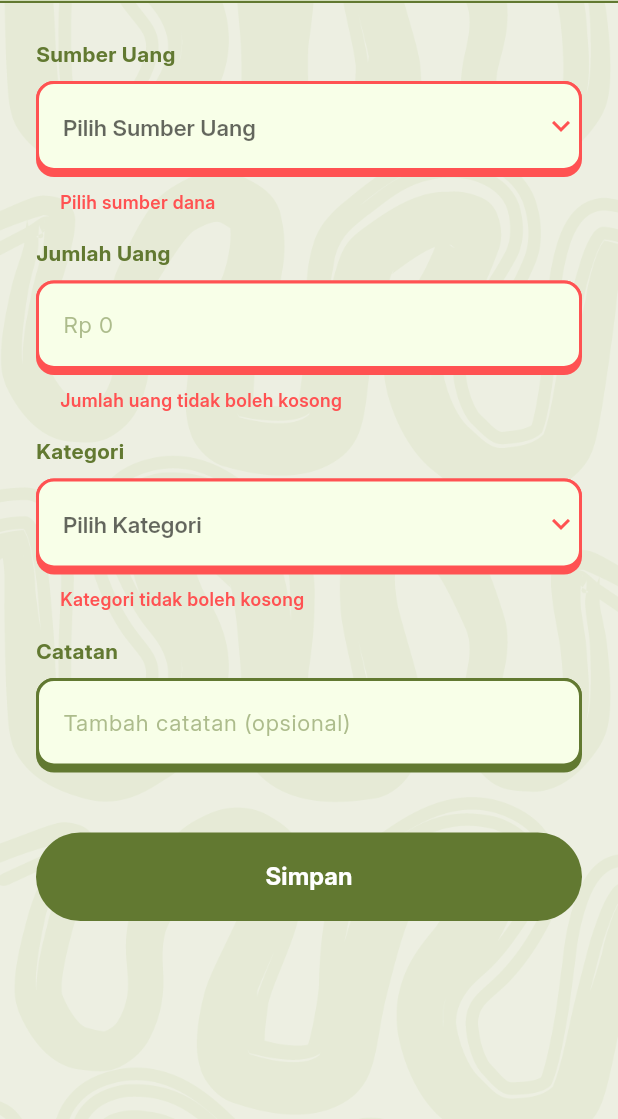
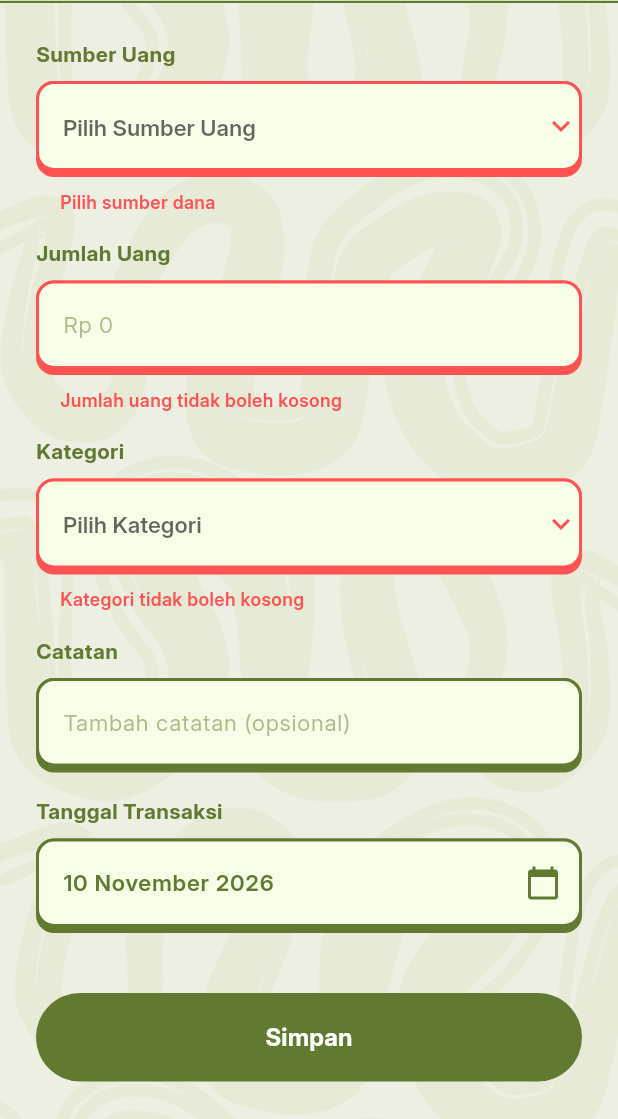
Before and after one commit to ElFahrezaSufi/Teenancial, a Flutter app: the TransactionFormScreen screen opened directly with empty values, after a tap on "Simpan", on a phone screen of 412 x 824 dp, the part 117-1236 px from its top. Run offline on Flutter 3.47's test engine with Material 3 defaults, Android fonts, the phone set to English and light mode, and no system bars; our stand-ins replace cached_network_image, cloud_firestore, firebase_auth, firebase_core, flutter_local_notifications, flutter_svg and 6 more; accounts and stored records are empty.

Commit message:
feat(transaction): allow choosing transaction date and use day-based period bounds

```diff
--- a/lib/screens/riwayat_screen.dart
+++ b/lib/screens/riwayat_screen.dart
@@ -10,6 +10,7 @@ import '../services/local_storage_service.dart';
 import '../theme/app_colors.dart';
 import '../utils/confirm_dialog.dart';
 import '../utils/currency_formatter.dart';
+import '../utils/date_helper.dart';
 import '../utils/error_mapper.dart';
 import '../widgets/common/async_state_view.dart';
 import '../widgets/common/custom_app_bar.dart';
@@ -23,13 +24,7 @@ class RiwayatScreen extends StatefulWidget {
   const RiwayatScreen({super.key});
 
   static DateTime cutoffForFilter(int filterIndex) {
-    final now = DateTime.now();
-    if (filterIndex == 0) {
-      return now.subtract(const Duration(days: 7));
-    } else if (filterIndex == 1) {
-      return now.subtract(const Duration(days: 30));
-    }
-    return now.subtract(const Duration(days: 365));
+    return DateHelper.periodStartForFilter(filterIndex);
   }
 
   static List<TransactionGroupData> buildFilteredGroups(
@@ -38,7 +33,7 @@ class RiwayatScreen extends StatefulWidget {
   ) {
     final cutoff = cutoffForFilter(filterIndex);
     final filtered =
-        allTransactions.where((t) => t.date.isAfter(cutoff)).toList();
+        allTransactions.where((t) => !t.date.isBefore(cutoff)).toList();
     if (filtered.isEmpty) return [];
 
     final Map<String, List<TransactionModel>> groups = {};
@@ -176,7 +171,7 @@ class _RiwayatScreenState extends State<RiwayatScreen> {
 
     final cutoff = RiwayatScreen.cutoffForFilter(_selectedFilter);
     final filteredAsc =
-        allTransactions.where((t) => t.date.isAfter(cutoff)).toList()
+        allTransactions.where((t) => !t.date.isBefore(cutoff)).toList()
           ..sort((a, b) => a.date.compareTo(b.date));
 
     final double currentTotalSaldo = dompetProvider.totalSaldo;
--- a/lib/utils/date_helper.dart
+++ b/lib/utils/date_helper.dart
@@ -43,6 +43,20 @@ class DateHelper {
     );
   }
 
+  /// Mengembalikan awal hari (`00:00:00`) untuk batas bawah filter periode Riwayat:
+  /// - `0` (Mingguan): hari ini + 6 hari kalender sebelumnya (total 7 hari)
+  /// - `1` (Bulanan): hari ini + 29 hari kalender sebelumnya (total 30 hari)
+  /// - `2` (Tahunan): hari ini + 364 hari kalender sebelumnya (total 365 hari)
+  static DateTime periodStartForFilter(int filterIndex, {DateTime? now}) {
+    final today = dateOnly(now ?? DateTime.now());
+    if (filterIndex == 0) {
+      return today.subtract(const Duration(days: 6));
+    } else if (filterIndex == 1) {
+      return today.subtract(const Duration(days: 29));
+    }
+    return today.subtract(const Duration(days: 364));
+  }
+
   /// Format tanggal panjang Bahasa Indonesia (mis. `31 Desember 2026`).
   static String formatLong(DateTime date) {
     return _formatSafe('dd MMMM yyyy', date);
--- a/lib/widgets/transaction/transaction_form_screen.dart
+++ b/lib/widgets/transaction/transaction_form_screen.dart
@@ -8,9 +8,11 @@ import '../../providers/dompet_provider.dart';
 import '../../providers/transaction_provider.dart';
 import '../../theme/app_colors.dart';
 import '../../utils/currency_formatter.dart';
+import '../../utils/date_helper.dart';
 import '../../utils/error_mapper.dart';
 import '../common/custom_dropdown_field.dart';
 import '../common/custom_text_field.dart';
+import '../common/date_picker_field.dart';
 import '../common/primary_button.dart';
 import 'dompet_selection_dropdown.dart';
 import 'transaction_scaffold.dart';
@@ -36,6 +38,7 @@ class _TransactionFormScreenState extends State<TransactionFormScreen> {
 
   String? _selectedDompetId;
   String? _selectedCategoryId;
+  DateTime _selectedTransactionDate = DateTime.now();
   bool _isLoading = false;
 
   late final List<CategoryModel> _categories;
@@ -55,6 +58,7 @@ class _TransactionFormScreenState extends State<TransactionFormScreen> {
       _catatanController.text = t.notes;
       _selectedCategoryId = t.categoryId;
       _selectedDompetId = t.dompetId;
+      _selectedTransactionDate = t.date;
     }
 
     WidgetsBinding.instance.addPostFrameCallback((_) {
@@ -111,7 +115,10 @@ class _TransactionFormScreenState extends State<TransactionFormScreen> {
             ? _catatanController.text
             : cat.name,
         amount: amount,
-        date: widget.transactionToEdit?.date ?? DateTime.now(),
+        date: DateHelper.withCurrentTime(
+          _selectedTransactionDate,
+          original: widget.transactionToEdit?.date,
+        ),
         notes: _catatanController.text,
         categoryId: categoryId,
         type: widget.type,
@@ -235,6 +242,27 @@ class _TransactionFormScreenState extends State<TransactionFormScreen> {
                           return null;
                         },
                       ),
+                      DatePickerField(
+                        label: 'Tanggal Transaksi',
+                        hint: 'Pilih tanggal transaksi',
+                        value: _selectedTransactionDate,
+                        lastDate: DateTime.now(),
+                        onChanged: (picked) {
+                          if (picked != null) {
+                            setState(() => _selectedTransactionDate = picked);
+                          }
+                        },
+                        validator: (value) {
+                          if (value == null) {
+                            return 'Tanggal transaksi harus dipilih';
+                          }
+                          if (DateHelper.daysBetween(DateTime.now(), value) >
+                              0) {
+                            return 'Tanggal transaksi tidak boleh di masa depan';
+                          }
+                          return null;
+                        },
+                      ),
                       const SizedBox(height: 24),
                       PrimaryButton(
                         label: _isLoading ? 'Menyimpan...' : 'Simpan',
```
Also changed, not shown: lib/screens/pinjaman_screen.dart (+32 -1 lines), lib/screens/transfer_screen.dart (+25 -1 lines), 1 other file.
